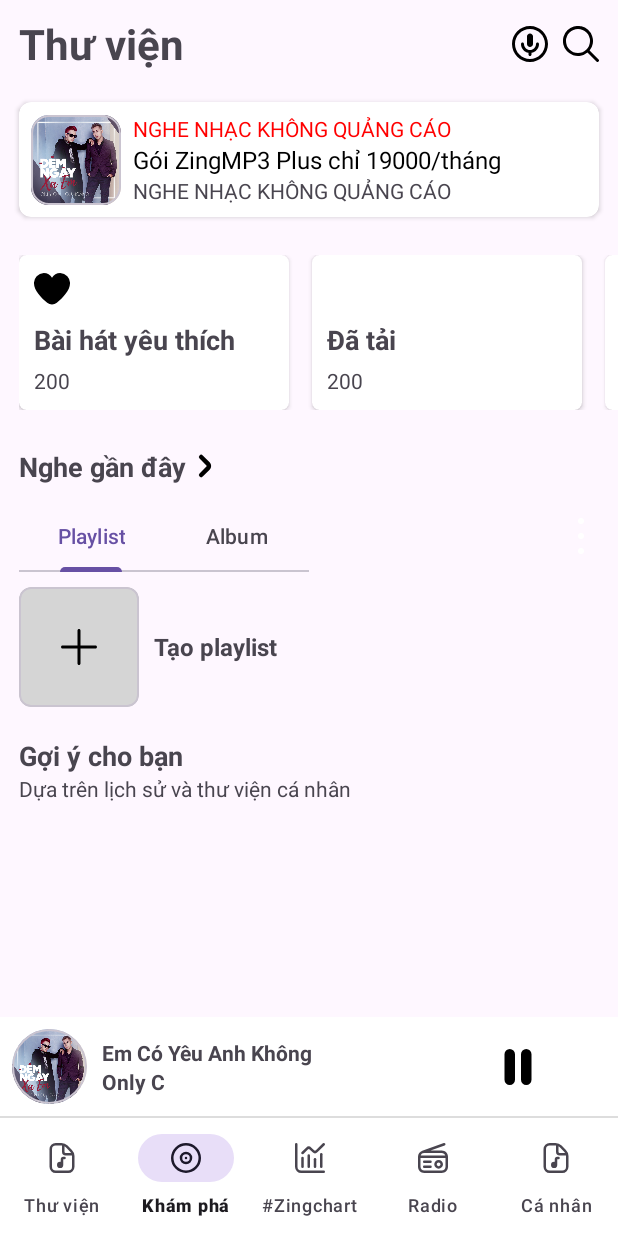
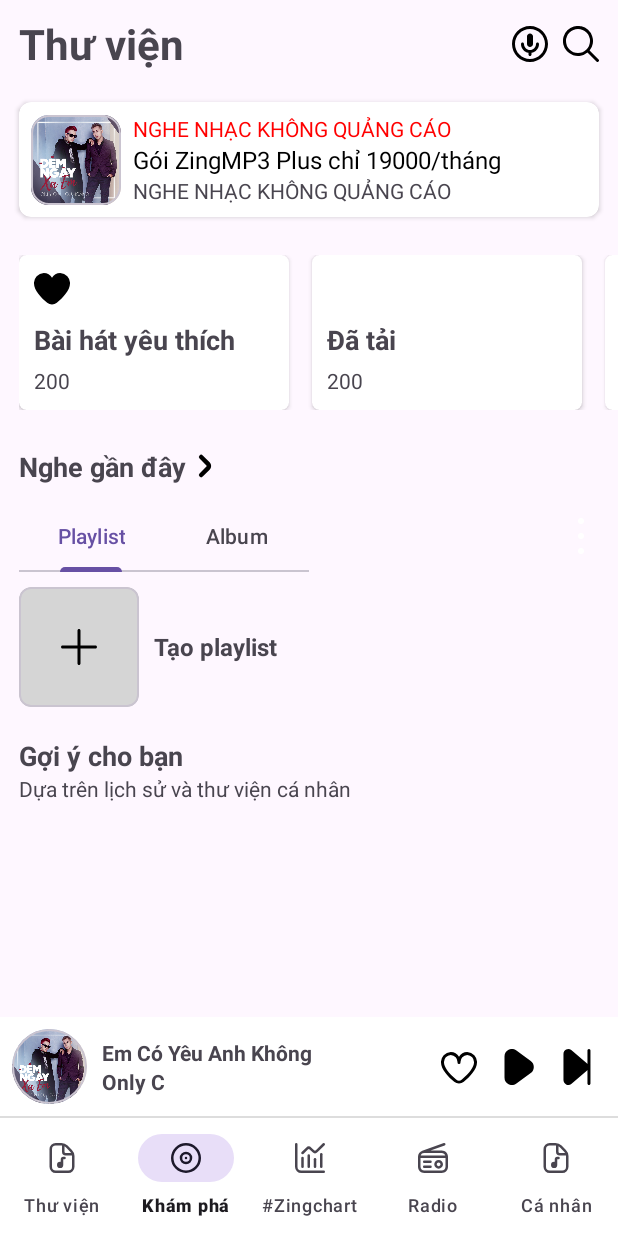
Before and after one commit to LMNsss/myZing, an Android app: the fragment LibraryFragment placed in its activity, on a phone screen of 412 x 824 dp. Run offline under Robolectric (Android 15) with nearby library versions, the phone set to English and light mode, and no system bars; our stand-ins replace Room's generated code, data binding; pictures from the network do not load; 6 statements that could not run were skipped.

Commit message:
như cang cu cot

```diff
--- a/app/src/main/java/com/ngoclm/myzing/base/DAO/SongDao.kt
+++ b/app/src/main/java/com/ngoclm/myzing/base/DAO/SongDao.kt
@@ -25,6 +25,9 @@ interface SongDao {
     fun deleteSong(song: Song)
 
 
-    @Query("SELECT * FROM song_table ORDER BY id DESC")
+    @Query("SELECT * FROM song_table ORDER BY id")
     fun getAllSong() : LiveData<List<Song>>
+
+    @Query("SELECT * FROM song_table WHERE id = :id")
+    fun getItemById(id: Int):LiveData<List<Song>>
 }
--- a/app/src/main/java/com/ngoclm/myzing/base/entities/Song.kt
+++ b/app/src/main/java/com/ngoclm/myzing/base/entities/Song.kt
@@ -6,12 +6,16 @@ import androidx.room.PrimaryKey
 
 @Entity(tableName = "song_table")
 data class Song(
-    @PrimaryKey(autoGenerate = true)  @ColumnInfo(name = "id")val id: Int = 0,
-    @ColumnInfo(name = "img_col") val img: String,
-    @ColumnInfo(name = "song_name_col") val songName: String,
-    @ColumnInfo(name = "singer_name_col") val singerName: String,
-    @ColumnInfo(name = "love_col") val love: Boolean = false,
-    @ColumnInfo(name = "recently_col") val recently:Boolean = false,
-    @ColumnInfo(name = "play_list_col") val playList: String,
-    @ColumnInfo(name = "downloaded_col") val downloaded: Boolean = false
-)
+    @ColumnInfo(name = "img") val img: String,
+    @ColumnInfo(name = "song_name") val songName: String,
+    @ColumnInfo(name = "singer_name") val singerName: String,
+    @ColumnInfo(name = "love") val love: Boolean = false,
+    @ColumnInfo(name = "recently") val recently: Boolean = false,
+    @ColumnInfo(name = "play_list") val playList: String,
+    @ColumnInfo(name = "downloaded") val downloaded: Boolean = false,
+    @ColumnInfo(name = "file_path") val filePath: String
+
+) {
+    @PrimaryKey(autoGenerate = true)
+    var id: Int = 0
+}
--- a/app/src/main/java/com/ngoclm/myzing/base/interaction/onClickListener.kt
+++ b/app/src/main/java/com/ngoclm/myzing/base/interaction/onClickListener.kt
@@ -1,8 +1,9 @@
 package com.ngoclm.myzing.base.interaction
 
+import android.content.ClipData.Item
 import android.view.View
+import com.ngoclm.myzing.base.entities.Song
 
 interface onClickListener {
-    fun onClickButton(view: View, pos: Int){}
-    fun onClickItem(view: View, pos: Int){}
+    fun onClickItem(song: Song){}
 }
--- a/app/src/main/java/com/ngoclm/myzing/base/repository/SongRepository.kt
+++ b/app/src/main/java/com/ngoclm/myzing/base/repository/SongRepository.kt
@@ -19,4 +19,8 @@ class SongRepository (app: Application) {
     suspend fun deleteSong(song: Song) = songDao.deleteSong(song)
 
     fun getAllSong(): LiveData<List<Song>> = songDao.getAllSong()
+
+    fun getSongById(id: Int): LiveData<List<Song>> {
+        return songDao.getItemById(id)
+    }
 }
--- a/app/src/main/java/com/ngoclm/myzing/ui/MainActivityViewModel.kt
+++ b/app/src/main/java/com/ngoclm/myzing/ui/MainActivityViewModel.kt
@@ -1,6 +1,12 @@
 package com.ngoclm.myzing.ui
 
+import androidx.lifecycle.MutableLiveData
 import androidx.lifecycle.ViewModel
+import com.ngoclm.myzing.base.entities.Song
 
 class MainActivityViewModel: ViewModel() {
+    val selected = MutableLiveData<Song>()
+    fun select(song: Song) {
+        selected.value = song
+    }
 }
--- a/app/src/main/java/com/ngoclm/myzing/ui/adapter/PlaylistAdapter.kt
+++ b/app/src/main/java/com/ngoclm/myzing/ui/adapter/PlaylistAdapter.kt
@@ -36,9 +36,7 @@ class PlaylistAdapter(
                 .into(imgPlayList)
             tvPlayListName.text = ds[position].playlistName
             infoSource.text = ds[position].infoSource
-            holder.itemView.setOnClickListener() {
-                buttonClickListener.onClickItem(it, position)
-            }
+
         }
     }
 
--- a/app/src/main/java/com/ngoclm/myzing/ui/library/LibraryFragment.kt
+++ b/app/src/main/java/com/ngoclm/myzing/ui/library/LibraryFragment.kt
@@ -10,41 +10,44 @@ import androidx.fragment.app.Fragment
 import androidx.lifecycle.Observer
 import androidx.lifecycle.ViewModelProvider
 import androidx.recyclerview.widget.LinearLayoutManager
-import androidx.viewpager.widget.ViewPager.OnPageChangeListener
 import androidx.viewpager2.widget.ViewPager2
 import com.google.android.material.tabs.TabLayoutMediator
 import com.ngoclm.myzing.base.entities.Song
 import com.ngoclm.myzing.base.interaction.onClickListener
 import com.ngoclm.myzing.databinding.FragmentLibraryBinding
+import com.ngoclm.myzing.ui.MainActivityViewModel
 import com.ngoclm.myzing.ui.adapter.PlayListAndAlbumPagerAdapter
 import com.ngoclm.myzing.ui.adapter.RecentlyListAdapter
 
 
 class LibraryFragment : Fragment() {
+    private lateinit var model: MainActivityViewModel
     private lateinit var binding: FragmentLibraryBinding
+
     private val myViewModel: LibraryViewModel by lazy {
         ViewModelProvider(
             this, LibraryViewModel.SongViewModelFactory(requireActivity().application)
-        ).get(LibraryViewModel::class.java)
+        )[LibraryViewModel::class.java]
     }
 
     override fun onCreateView(
         inflater: LayoutInflater, container: ViewGroup?, savedInstanceState: Bundle?
     ): View? {
         binding = FragmentLibraryBinding.inflate(layoutInflater)
+
+        model = activity?.run {
+            ViewModelProvider(this)[MainActivityViewModel::class.java]
+        } ?: throw Exception("Invalid Activity")
         return binding.root
-
 
     }
 
 
     private fun initControls() {
-        val adapter = RecentlyListAdapter(object : onClickListener {
-            override fun onClickItem(view: View, pos: Int) {
-                super.onClickItem(view, pos)
-                Toast.makeText(context, "$pos", Toast.LENGTH_SHORT).show()
-            }
+        val adapter = RecentlyListAdapter(object : onClickListener{
+
         })
+        binding.rvListenRecently.setHasFixedSize(true)
         binding.rvListenRecently.layoutManager =
             LinearLayoutManager(context, LinearLayoutManager.HORIZONTAL, false)
         binding.rvListenRecently.adapter = adapter
@@ -52,7 +55,9 @@ class LibraryFragment : Fragment() {
             adapter.setSong(it)
         })
     }
+    private val onItemClick: (Song) -> Unit = {
 
+    }
     override fun onViewCreated(view: View, savedInstanceState: Bundle?) {
         super.onViewCreated(view, savedInstanceState)
 
@@ -94,92 +99,90 @@ class LibraryFragment : Fragment() {
 
     private fun addSong() {
         val songAddNew1 = Song(
-            id = 1,
             img = "https://photo-resize-zmp3.zmdcdn.me/w600_r1x1_jpeg/covers/0/0/0037fa44fb1ffa4a5ec148a4c14dccdf_1463244937.jpg",
             "em có yêu anh không",
             "Only c",
             true,
             true,
             "Vpop",
-            true
+            true,
+            "\"D:\\Music\\ViYeuCuDamDau-MINDenJustaTee-6135242.mp3\""
 
         )
         myViewModel.insertSong(songAddNew1)
 
         val songAddNew2 = Song(
-            id = 2,
-            img = "https://photo-resize-zmp3.zmdcdn.me/w600_r1x1_jpeg/covers/0/0/0037fa44fb1ffa4a5ec148a4c14dccdf_1463244937.jpg",
+            img = "https://designs.vn/wp-content/images/21-09-2017/lieu-co-phai-chup-anh-duoi-ca-hai-dinh-dang-jpeg-va-raw-la-ban-mot-mui-ten-trung-hai-dich-02.jpg",
             "em có yêu anh không 1",
             "Only c",
             true,
             true,
             "Vpop",
-            true
+            true,
+            "\"D:\\Music\\ViYeuCuDamDau-MINDenJustaTee-6135242.mp3\""
 
         )
         myViewModel.insertSong(songAddNew2)
-
+//
         val songAddNew3 = Song(
-            id = 3,
-            img = "https://photo-resize-zmp3.zmdcdn.me/w600_r1x1_jpeg/covers/0/0/0037fa44fb1ffa4a5ec148a4c14dccdf_1463244937.jpg",
+            img = "https://vcdn-dulich.vnecdn.net/2021/12/24/An-Giang-0-jpeg-1470-1640315739.jpg",
             "em có yêu anh không 2",
             "Only c 1",
             true,
             false,
             "Best",
-            true
+            true,
+            "\"D:\\Music\\ViYeuCuDamDau-MINDenJustaTee-6135242.mp3\""
 
         )
         myViewModel.insertSong(songAddNew3)
 
         val songAddNew4 = Song(
-            id = 4,
-            img = "https://photo-resize-zmp3.zmdcdn.me/w600_r1x1_jpeg/covers/0/0/0037fa44fb1ffa4a5ec148a4c14dccdf_1463244937.jpg",
+            img = "https://cdn.vjshop.vn/tin-tuc/phan-biet-raw-va-jpeg/phan-biet-raw-va-jpeg-12.jpg",
             "em có yêu anh không 3",
             "Only c",
             true,
             true,
             "Best",
-            true
+            true,
+            "\"D:\\Music\\ViYeuCuDamDau-MINDenJustaTee-6135242.mp3\""
 
         )
         myViewModel.insertSong(songAddNew4)
 
         val songAddNew5 = Song(
-            id = 5,
-            img = "https://photo-resize-zmp3.zmdcdn.me/w600_r1x1_jpeg/covers/0/0/0037fa44fb1ffa4a5ec148a4c14dccdf_1463244937.jpg",
+            img = "https://vnreview.vn/image/16/81/51/1681516.jpg",
             "em có yêu anh không 4",
             "Only c",
             true,
             false,
             "Vpop",
-            true
-
+            true,
+            "\"D:\\Music\\ViYeuCuDamDau-MINDenJustaTee-6135242.mp3\""
         )
         myViewModel.insertSong(songAddNew5)
 
         val songAddNew6 = Song(
-            id = 6,
             img = "https://photo-resize-zmp3.zmdcdn.me/w600_r1x1_jpeg/covers/0/0/0037fa44fb1ffa4a5ec148a4c14dccdf_1463244937.jpg",
             "em có yêu anh không 5",
             "Only c",
             true,
             false,
             "Vpop",
-            true
+            true,
+            "\"D:\\Music\\ViYeuCuDamDau-MINDenJustaTee-6135242.mp3\""
 
         )
         myViewModel.insertSong(songAddNew6)
         val songAddNew7 = Song(
-            id = 7,
             img = "https://photo-resize-zmp3.zmdcdn.me/w600_r1x1_jpeg/covers/0/0/0037fa44fb1ffa4a5ec148a4c14dccdf_1463244937.jpg",
             "em có yêu anh không 6",
             "Only c",
             true,
             true,
             "Vpop",
-            true
-
+            true,
+            "\"D:\\Music\\ViYeuCuDamDau-MINDenJustaTee-6135242.mp3\""
         )
         myViewModel.insertSong(songAddNew7)
     }
--- a/app/src/main/java/com/ngoclm/myzing/ui/library/playlist_and_album/PlayListFragment.kt
+++ b/app/src/main/java/com/ngoclm/myzing/ui/library/playlist_and_album/PlayListFragment.kt
@@ -38,10 +38,7 @@ class PlayListFragment : Fragment() {
 
     private fun initControls() {
         val adapter = PlaylistAdapter(object : onClickListener {
-            override fun onClickItem(view: View, pos: Int) {
-                super.onClickItem(view, pos)
-                Toast.makeText(context, "$pos", Toast.LENGTH_SHORT).show()
-            }
+
         })
         binding.rvPlayList.layoutManager =
             LinearLayoutManager(context, LinearLayoutManager.VERTICAL, false)
--- a/app/src/main/java/com/ngoclm/myzing/ui/playSong/PlaySongFragment.kt
+++ b/app/src/main/java/com/ngoclm/myzing/ui/playSong/PlaySongFragment.kt
@@ -110,6 +110,7 @@ class PlaySongFragment : BottomSheetDialogFragment() {
         }
         bottomSheet.layoutParams = layoutParams
         behavior.state = BottomSheetBehavior.STATE_EXPANDED
+        behavior.setPeekHeight(0)
     }
 
     private fun getWindowHeight(): Int { // Calculate window height for fullscreen use
--- a/app/src/main/res/layout/activity_main.xml
+++ b/app/src/main/res/layout/activity_main.xml
@@ -76,6 +76,7 @@
             android:layout_height="24dp"
             android:layout_marginEnd="15dp"
             android:src="@drawable/ic_heart"
+            android:tint="@color/black"
             app:layout_constraintBottom_toBottomOf="parent"
             app:layout_constraintEnd_toStartOf="@id/ic_play"
             app:layout_constraintTop_toTopOf="parent" />
@@ -85,7 +86,7 @@
             android:layout_width="24dp"
             android:layout_height="24dp"
             android:layout_marginEnd="15dp"
-            android:src="@drawable/ic_pause"
+            android:src="@drawable/ic_play_pause"
             app:layout_constraintBottom_toBottomOf="parent"
             app:layout_constraintEnd_toStartOf="@id/ic_next_song"
             app:layout_constraintTop_toTopOf="parent" />
@@ -98,7 +99,8 @@
             android:src="@drawable/ic_step_forward"
             app:layout_constraintBottom_toBottomOf="parent"
             app:layout_constraintEnd_toEndOf="parent"
-            app:layout_constraintTop_toTopOf="parent" />
+            app:layout_constraintTop_toTopOf="parent"
+            android:tint="@color/black"/>
 
     </androidx.constraintlayout.widget.ConstraintLayout>
 
--- a/app/src/main/res/layout/recently_list_item.xml
+++ b/app/src/main/res/layout/recently_list_item.xml
@@ -18,6 +18,7 @@
             android:id="@+id/img_recently_song"
             android:layout_width="wrap_content"
             android:layout_height="wrap_content"
+            android:scaleType="centerCrop"
             android:src="@drawable/img_song_background"/>
     </com.google.android.material.card.MaterialCardView>
 
```
Also changed, not shown: app/src/main/java/com/ngoclm/myzing/ui/MainActivity.kt (+6 -1 lines), app/src/main/java/com/ngoclm/myzing/ui/adapter/RecentlyListAdapter.kt (+22 -15 lines), app/src/main/java/com/ngoclm/myzing/ui/library/LibraryViewModel.kt (+6 -3 lines).
